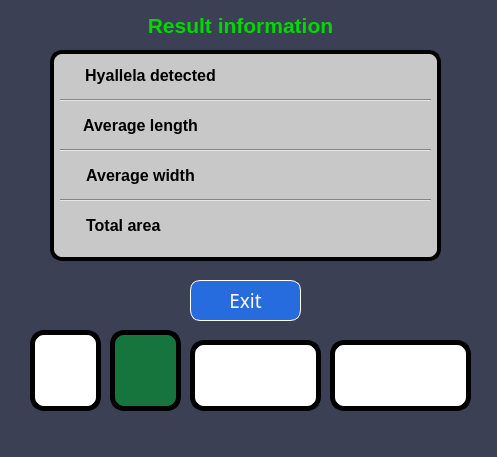
Before: the Qt Designer form results.ui in santiagoruiz-udea/HyACS, drawn with Qt 5.
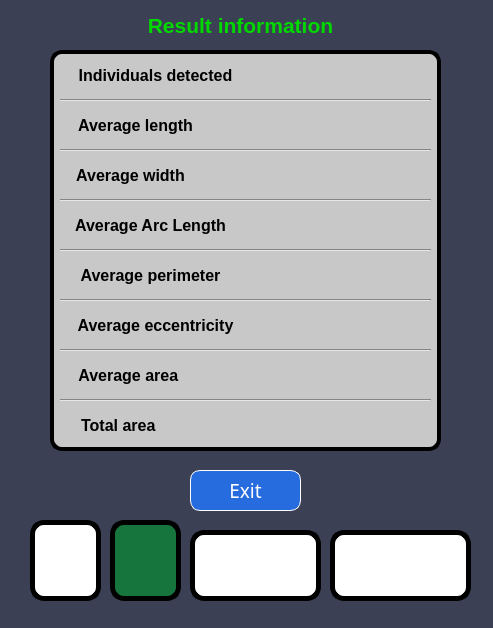
After: the same form once the commit is applied. Icons and pictures are not drawn.

Commit message: Code commented, change of the name (HyCAS) and the average results include all the metrics

What changed in the file:
```diff
--- a/results.ui
+++ b/results.ui
@@ -6,8 +6,8 @@
    <rect>
     <x>0</x>
     <y>0</y>
-    <width>497</width>
-    <height>457</height>
+    <width>493</width>
+    <height>628</height>
    </rect>
   </property>
   <property name="palette">
@@ -449,7 +449,7 @@
     <property name="geometry">
      <rect>
       <x>190</x>
-      <y>280</y>
+      <y>470</y>
       <width>111</width>
       <height>41</height>
      </rect>
@@ -488,7 +488,7 @@
     <property name="geometry">
      <rect>
       <x>30</x>
-      <y>330</y>
+      <y>520</y>
       <width>71</width>
       <height>81</height>
      </rect>
@@ -541,7 +541,7 @@
     <property name="geometry">
      <rect>
       <x>110</x>
-      <y>330</y>
+      <y>520</y>
       <width>71</width>
       <height>81</height>
      </rect>
@@ -580,7 +580,7 @@
       <x>50</x>
       <y>50</y>
       <width>391</width>
-      <height>211</height>
+      <height>401</height>
      </rect>
     </property>
     <property name="styleSheet">
@@ -619,7 +619,7 @@
      <rect>
       <x>70</x>
       <y>60</y>
-      <width>161</width>
+      <width>171</width>
       <height>31</height>
      </rect>
     </property>
@@ -635,13 +635,13 @@
      <enum>QFrame::Sunken</enum>
     </property>
     <property name="text">
-     <string>Hyallela detected</string>
+     <string>Individuals detected</string>
     </property>
     <property name="alignment">
      <set>Qt::AlignCenter</set>
     </property>
    </widget>
-   <widget class="QLabel" name="label_result">
+   <widget class="QLabel" name="label_individuals">
     <property name="geometry">
      <rect>
       <x>260</x>
@@ -671,9 +671,9 @@
    <widget class="QLabel" name="label_4">
     <property name="geometry">
      <rect>
-      <x>60</x>
+      <x>70</x>
       <y>110</y>
-      <width>161</width>
+      <width>131</width>
       <height>31</height>
      </rect>
     </property>
@@ -745,7 +745,7 @@
      <rect>
       <x>60</x>
       <y>160</y>
-      <width>161</width>
+      <width>141</width>
       <height>31</height>
      </rect>
     </property>
@@ -815,9 +815,9 @@
    <widget class="QLabel" name="label_7">
     <property name="geometry">
      <rect>
-      <x>60</x>
-      <y>210</y>
-      <width>131</width>
+      <x>70</x>
+      <y>360</y>
+      <width>121</width>
       <height>31</height>
      </rect>
     </property>
@@ -833,7 +833,7 @@
      <enum>QFrame::Sunken</enum>
     </property>
     <property name="text">
-     <string>Total area </string>
+     <string>Average area </string>
     </property>
     <property name="alignment">
      <set>Qt::AlignCenter</set>
@@ -843,7 +843,7 @@
     <property name="geometry">
      <rect>
       <x>260</x>
-      <y>210</y>
+      <y>410</y>
       <width>161</width>
       <height>31</height>
      </rect>
@@ -870,7 +870,7 @@
     <property name="geometry">
      <rect>
       <x>330</x>
-      <y>340</y>
+      <y>530</y>
       <width>141</width>
       <height>71</height>
      </rect>
@@ -910,7 +910,7 @@
     <property name="geometry">
      <rect>
       <x>190</x>
-      <y>340</y>
+      <y>530</y>
       <width>131</width>
       <height>71</height>
      </rect>
@@ -946,6 +946,294 @@
      <bool>true</bool>
     </property>
    </widget>
+   <widget class="Line" name="line_4">
+    <property name="geometry">
+     <rect>
+      <x>60</x>
+      <y>240</y>
+      <width>371</width>
+      <height>20</height>
+     </rect>
+    </property>
+    <property name="styleSheet">
+     <string notr="true">QFrame{
+	background: rgb(200,200,200);
+}</string>
+    </property>
+    <property name="orientation">
+     <enum>Qt::Horizontal</enum>
+    </property>
+   </widget>
+   <widget class="QLabel" name="label_8">
+    <property name="geometry">
+     <rect>
+      <x>70</x>
+      <y>260</y>
+      <width>161</width>
+      <height>31</height>
+     </rect>
+    </property>
+    <property name="styleSheet">
+     <string notr="true">QLabel
+{
+	background: rgb(200,200,200);
+ 	font-size:12pt; 
+	font-weight:600;
+}</string>
+    </property>
+    <property name="frameShadow">
+     <enum>QFrame::Sunken</enum>
+    </property>
+    <property name="text">
+     <string>Average perimeter</string>
+    </property>
+    <property name="alignment">
+     <set>Qt::AlignCenter</set>
+    </property>
+   </widget>
+   <widget class="Line" name="line_5">
+    <property name="geometry">
+     <rect>
+      <x>60</x>
+      <y>290</y>
+      <width>371</width>
+      <height>20</height>
+     </rect>
+    </property>
+    <property name="styleSheet">
+     <string notr="true">QFrame{
+	background: rgb(200,200,200);
+}</string>
+    </property>
+    <property name="orientation">
+     <enum>Qt::Horizontal</enum>
+    </property>
+   </widget>
+   <widget class="QLabel" name="label_9">
+    <property name="geometry">
+     <rect>
+      <x>70</x>
+      <y>210</y>
+      <width>161</width>
+      <height>31</height>
+     </rect>
+    </property>
+    <property name="styleSheet">
+     <string notr="true">QLabel
+{
+	background: rgb(200,200,200);
+ 	font-size:12pt; 
+	font-weight:600;
+}</string>
+    </property>
+    <property name="frameShadow">
+     <enum>QFrame::Sunken</enum>
+    </property>
+    <property name="text">
+     <string>Average Arc Length</string>
+    </property>
+    <property name="alignment">
+     <set>Qt::AlignCenter</set>
+    </property>
+   </widget>
+   <widget class="QLabel" name="label_10">
+    <property name="geometry">
+     <rect>
+      <x>70</x>
+      <y>310</y>
+      <width>171</width>
+      <height>31</height>
+     </rect>
+    </property>
+    <property name="styleSheet">
+     <string notr="true">QLabel
+{
+	background: rgb(200,200,200);
+ 	font-size:12pt; 
+	font-weight:600;
+}</string>
+    </property>
+    <property name="frameShadow">
+     <enum>QFrame::Sunken</enum>
+    </property>
+    <property name="text">
+     <string>Average eccentricity</string>
+    </property>
+    <property name="alignment">
+     <set>Qt::AlignCenter</set>
+    </property>
+   </widget>
+   <widget class="Line" name="line_6">
+    <property name="geometry">
+     <rect>
+      <x>60</x>
+      <y>340</y>
+      <width>371</width>
+      <height>20</height>
+     </rect>
+    </property>
+    <property name="styleSheet">
+     <string notr="true">QFrame{
+	background: rgb(200,200,200);
+}</string>
+    </property>
+    <property name="orientation">
+     <enum>Qt::Horizontal</enum>
+    </property>
+   </widget>
+   <widget class="QLabel" name="label_perimeter">
+    <property name="geometry">
+     <rect>
+      <x>260</x>
+      <y>260</y>
+      <width>161</width>
+      <height>31</height>
+     </rect>
+    </property>
+    <property name="styleSheet">
+     <string notr="true">QLabel
+{
+	background: rgb(200,200,200);
+ 	font-size:12pt; 
+	font-weight:600;
+}</string>
+    </property>
+    <property name="frameShadow">
+     <enum>QFrame::Sunken</enum>
+    </property>
+    <property name="text">
+     <string/>
+    </property>
+    <property name="alignment">
+     <set>Qt::AlignCenter</set>
+    </property>
+   </widget>
+   <widget class="QLabel" name="label_eccentricity">
+    <property name="geometry">
+     <rect>
+      <x>260</x>
+      <y>310</y>
+      <width>161</width>
+      <height>31</height>
+     </rect>
+    </property>
+    <property name="styleSheet">
+     <string notr="true">QLabel
+{
+	background: rgb(200,200,200);
+ 	font-size:12pt; 
+	font-weight:600;
+}</string>
+    </property>
+    <property name="frameShadow">
+     <enum>QFrame::Sunken</enum>
+    </property>
+    <property name="text">
+     <string/>
+    </property>
+    <property name="alignment">
+     <set>Qt::AlignCenter</set>
+    </property>
+   </widget>
+   <widget class="QLabel" name="label_aver_area">
+    <property name="geometry">
+     <rect>
+      <x>260</x>
+      <y>360</y>
+      <width>161</width>
+      <height>31</height>
+     </rect>
+    </property>
+    <property name="styleSheet">
+     <string notr="true">QLabel
+{
+	background: rgb(200,200,200);
+ 	font-size:12pt; 
+	font-weight:600;
+}</string>
+    </property>
+    <property name="frameShadow">
+     <enum>QFrame::Sunken</enum>
+    </property>
+    <property name="text">
+     <string/>
+    </property>
+    <property name="alignment">
+     <set>Qt::AlignCenter</set>
+    </property>
+   </widget>
+   <widget class="Line" name="line_7">
+    <property name="geometry">
+     <rect>
+      <x>60</x>
+      <y>390</y>
+      <width>371</width>
+      <height>20</height>
+     </rect>
+    </property>
+    <property name="styleSheet">
+     <string notr="true">QFrame{
+	background: rgb(200,200,200);
+}</string>
+    </property>
+    <property name="orientation">
+     <enum>Qt::Horizontal</enum>
+    </property>
+   </widget>
+   <widget class="QLabel" name="label_11">
+    <property name="geometry">
+     <rect>
+      <x>70</x>
+      <y>410</y>
+      <width>101</width>
+      <height>31</height>
+     </rect>
+    </property>
+    <property name="styleSheet">
+     <string notr="true">QLabel
+{
+	background: rgb(200,200,200);
+ 	font-size:12pt; 
+	font-weight:600;
+}</string>
+    </property>
+    <property name="frameShadow">
+     <enum>QFrame::Sunken</enum>
+    </property>
+    <property name="text">
+     <string>Total area </string>
+    </property>
+    <property name="alignment">
+     <set>Qt::AlignCenter</set>
+    </property>
+   </widget>
+   <widget class="QLabel" name="label_arc_length">
+    <property name="geometry">
+     <rect>
+      <x>260</x>
+      <y>210</y>
+      <width>161</width>
+      <height>31</height>
+     </rect>
+    </property>
+    <property name="styleSheet">
+     <string notr="true">QLabel
+{
+	background: rgb(200,200,200);
+ 	font-size:12pt; 
+	font-weight:600;
+}</string>
+    </property>
+    <property name="frameShadow">
+     <enum>QFrame::Sunken</enum>
+    </property>
+    <property name="text">
+     <string/>
+    </property>
+    <property name="alignment">
+     <set>Qt::AlignCenter</set>
+    </property>
+   </widget>
    <zorder>label_5</zorder>
    <zorder>Exit</zorder>
    <zorder>lb_udea</zorder>
@@ -953,7 +1241,7 @@
    <zorder>label</zorder>
    <zorder>line</zorder>
    <zorder>label_3</zorder>
-   <zorder>label_result</zorder>
+   <zorder>label_individuals</zorder>
    <zorder>label_4</zorder>
    <zorder>line_2</zorder>
    <zorder>label_length</zorder>
@@ -964,6 +1252,18 @@
    <zorder>label_area</zorder>
    <zorder>lb_gaia</zorder>
    <zorder>lb_geolimna</zorder>
+   <zorder>line_4</zorder>
+   <zorder>label_8</zorder>
+   <zorder>line_5</zorder>
+   <zorder>label_9</zorder>
+   <zorder>label_10</zorder>
+   <zorder>line_6</zorder>
+   <zorder>label_perimeter</zorder>
+   <zorder>label_eccentricity</zorder>
+   <zorder>label_aver_area</zorder>
+   <zorder>line_7</zorder>
+   <zorder>label_11</zorder>
+   <zorder>label_arc_length</zorder>
   </widget>
   <widget class="QStatusBar" name="statusbar">
    <property name="enabled">
```
The commit also changes 5 other files.
